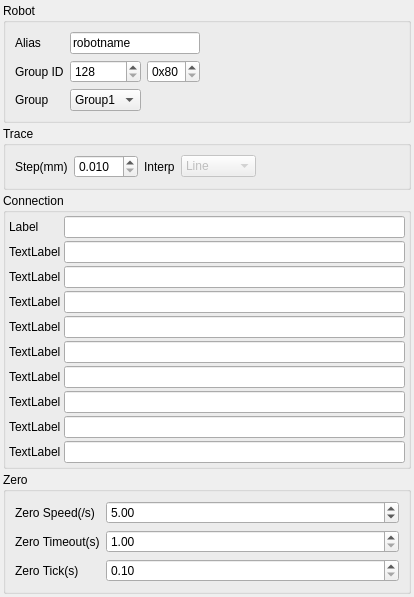
First picture: the form in source/wnd/ui/robocompref.ui, repository ww4u/megarobostudio, before the edit.
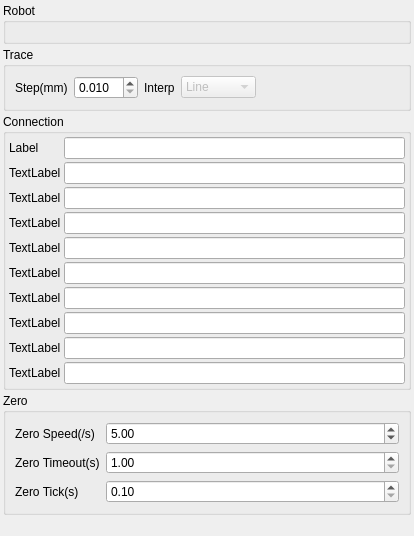
Second picture: the form after the edit. Custom widgets are drawn as their Qt base class.

```diff
--- a/source/wnd/ui/robocompref.ui
+++ b/source/wnd/ui/robocompref.ui
@@ -35,92 +35,8 @@
       <string>Robot</string>
      </property>
      <layout class="QGridLayout" name="gridLayout_3">
-      <item row="0" column="1">
-       <widget class="QLabel" name="label_8">
-        <property name="text">
-         <string>Alias</string>
-        </property>
-       </widget>
-      </item>
-      <item row="0" column="3" colspan="2">
-       <widget class="QLineEdit" name="edtAlias">
-        <property name="text">
-         <string>robotname</string>
-        </property>
-       </widget>
-      </item>
-      <item row="1" column="1">
-       <widget class="QLabel" name="label_9">
-        <property name="text">
-         <string>Group ID</string>
-        </property>
-       </widget>
-      </item>
-      <item row="1" column="4">
-       <widget class="QSpinBox" name="spinBox_2">
-        <property name="suffix">
-         <string/>
-        </property>
-        <property name="prefix">
-         <string>0x</string>
-        </property>
-        <property name="minimum">
-         <number>128</number>
-        </property>
-        <property name="maximum">
-         <number>255</number>
-        </property>
-        <property name="displayIntegerBase">
-         <number>16</number>
-        </property>
-       </widget>
-      </item>
-      <item row="2" column="3">
-       <widget class="QComboBox" name="cmbGroup">
-        <property name="enabled">
-         <bool>true</bool>
-        </property>
-        <item>
-         <property name="text">
-          <string>Group1</string>
-         </property>
-        </item>
-        <item>
-         <property name="text">
-          <string>Group2</string>
-         </property>
-        </item>
-       </widget>
-      </item>
-      <item row="1" column="3">
-       <widget class="QSpinBox" name="spinBox">
-        <property name="minimum">
-         <number>128</number>
-        </property>
-        <property name="maximum">
-         <number>255</number>
-        </property>
-       </widget>
-      </item>
-      <item row="2" column="1">
-       <widget class="QLabel" name="label_10">
-        <property name="text">
-         <string>Group</string>
-        </property>
-       </widget>
-      </item>
-      <item row="1" column="5">
-       <spacer name="horizontalSpacer">
-        <property name="orientation">
-         <enum>Qt::Horizontal</enum>
-        </property>
-        <property name="sizeHint" stdset="0">
-         <size>
-          <width>40</width>
-          <height>20</height>
-         </size>
-        </property>
-       </spacer>
+      <item row="0" column="0">
+       <widget class="RobotAddr" name="widget" native="true"/>
       </item>
      </layout>
     </widget>
@@ -401,6 +317,14 @@
    </item>
   </layout>
  </widget>
+ <customwidgets>
+  <customwidget>
+   <class>RobotAddr</class>
+   <extends>QWidget</extends>
+   <header>robotaddr.h</header>
+   <container>1</container>
+  </customwidget>
+ </customwidgets>
  <resources/>
  <connections>
   <connection>
```
Left out of the diff: 35 changed lines with no effect on the pictures.
